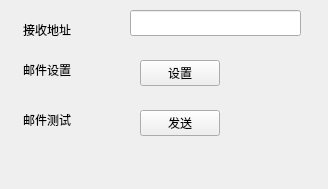
Qt form BusBar-Qt/services/smtp/emailwid.ui (luozhiyong131/BusBar) before a commit.
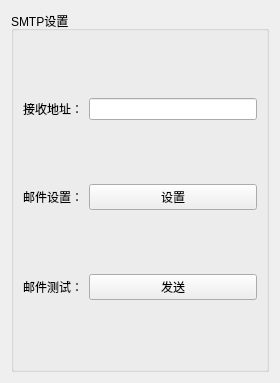
The same form after that commit.

What changed in the file:
```diff
--- a/BusBar-Qt/services/smtp/emailwid.ui
+++ b/BusBar-Qt/services/smtp/emailwid.ui
@@ -6,88 +6,65 @@
    <rect>
     <x>0</x>
     <y>0</y>
-    <width>328</width>
-    <height>189</height>
+    <width>280</width>
+    <height>383</height>
    </rect>
   </property>
   <property name="windowTitle">
    <string>Form</string>
   </property>
+  <layout class="QVBoxLayout" name="verticalLayout">
+   <item>
+    <widget class="QGroupBox" name="groupBox">
+     <property name="styleSheet">
+      <string notr="true">QGroupBox{border:2px solid black;};</string>
+     </property>
+     <property name="title">
+      <string>SMTP设置</string>
+     </property>
+     <layout class="QGridLayout" name="gridLayout">
+      <item row="0" column="0">
+       <widget class="QLabel" name="label">
+        <property name="text">
+         <string>接收地址：</string>
+        </property>
+       </widget>
+      </item>
+      <item row="0" column="1">
+       <widget class="QLineEdit" name="lineEdit"/>
+      </item>
+      <item row="1" column="0">
+       <widget class="QLabel" name="label_2">
+        <property name="text">
+         <string>邮件设置：</string>
+        </property>
+       </widget>
+      </item>
+      <item row="1" column="1">
   <widget class="QPushButton" name="setBtn">
-   <property name="geometry">
-    <rect>
-     <x>140</x>
-     <y>60</y>
-     <width>80</width>
-     <height>26</height>
-    </rect>
-   </property>
    <property name="text">
     <string>设置</string>
    </property>
   </widget>
-  <widget class="QLabel" name="label">
-   <property name="geometry">
-    <rect>
-     <x>23</x>
-     <y>20</y>
-     <width>81</width>
-     <height>20</height>
-    </rect>
-   </property>
-   <property name="text">
-    <string>接收地址</string>
-   </property>
-  </widget>
+      </item>
+      <item row="2" column="0">
   <widget class="QLabel" name="label_3">
-   <property name="geometry">
-    <rect>
-     <x>23</x>
-     <y>110</y>
-     <width>81</width>
-     <height>20</height>
-    </rect>
-   </property>
    <property name="text">
-    <string>邮件测试</string>
-   </property>
-  </widget>
-  <widget class="QLabel" name="label_2">
-   <property name="geometry">
-    <rect>
-     <x>23</x>
-     <y>60</y>
-     <width>81</width>
-     <height>20</height>
-    </rect>
-   </property>
-   <property name="text">
-    <string>邮件设置</string>
-   </property>
-  </widget>
+         <string>邮件测试：</string>
+        </property>
+       </widget>
+      </item>
+      <item row="2" column="1">
   <widget class="QPushButton" name="sentBtn">
-   <property name="geometry">
-    <rect>
-     <x>140</x>
-     <y>110</y>
-     <width>80</width>
-     <height>26</height>
-    </rect>
-   </property>
    <property name="text">
     <string>发送</string>
    </property>
   </widget>
-  <widget class="QLineEdit" name="lineEdit">
-   <property name="geometry">
-    <rect>
-     <x>130</x>
-     <y>10</y>
-     <width>171</width>
-     <height>26</height>
-    </rect>
-   </property>
-  </widget>
+      </item>
+     </layout>
+    </widget>
+   </item>
+  </layout>
  </widget>
  <resources/>
  <connections/>
```
Lines whose indentation alone changed are shown as unchanged.
